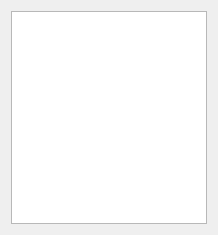
First picture: the form in scripts/channelGroupChanger/channelGroupSelect.ui, repository Bluscream/pyTSon_plugins, before the edit.
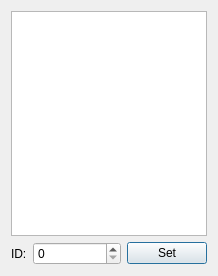
Second picture: the form after the edit.

Diff of the .ui file:
```diff
--- a/scripts/channelGroupChanger/channelGroupSelect.ui
+++ b/scripts/channelGroupChanger/channelGroupSelect.ui
@@ -7,7 +7,7 @@
     <x>0</x>
     <y>0</y>
     <width>218</width>
-    <height>235</height>
+    <height>276</height>
    </rect>
   </property>
   <property name="windowTitle">
@@ -17,6 +17,46 @@
    <item>
     <widget class="QListWidget" name="channelGroups"/>
    </item>
+   <item>
+    <layout class="QHBoxLayout" name="horizontalLayout">
+     <item>
+      <widget class="QLabel" name="label">
+       <property name="text">
+        <string>ID:</string>
+       </property>
+      </widget>
+     </item>
+     <item>
+      <widget class="QSpinBox" name="spn_id">
+       <property name="sizePolicy">
+        <sizepolicy hsizetype="MinimumExpanding" vsizetype="Fixed">
+         <horstretch>0</horstretch>
+         <verstretch>0</verstretch>
+        </sizepolicy>
+       </property>
+       <property name="minimumSize">
+        <size>
+         <width>0</width>
+         <height>0</height>
+        </size>
+       </property>
+      </widget>
+     </item>
+     <item>
+      <widget class="QPushButton" name="btn_set">
+       <property name="sizePolicy">
+        <sizepolicy hsizetype="Minimum" vsizetype="Fixed">
+         <horstretch>0</horstretch>
+         <verstretch>0</verstretch>
+        </sizepolicy>
+       </property>
+       <property name="text">
+        <string>Set</string>
+       </property>
+      </widget>
+     </item>
+    </layout>
+   </item>
   </layout>
  </widget>
  <resources/>
```
Left out of the diff: 2 changed lines with no effect on the pictures.
